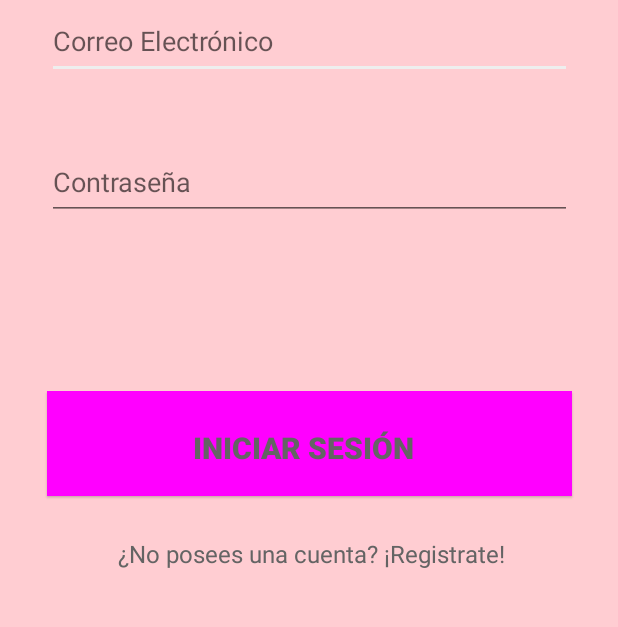
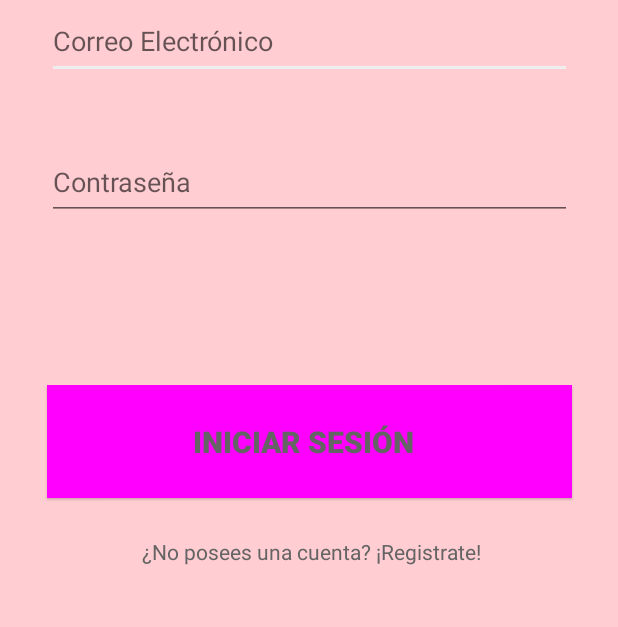
Before and after one commit to siguenza98/CatedraDSM, an Android app: the layout activity_login.xml on its own in the app's theme, with its tools: preview values and no code run, on a phone screen of 412 x 824 dp, the part 498-1125 px from its top. Run offline under Robolectric (Android 15) with nearby library versions, the phone set to English and light mode, and no system bars; network calls fail.

Commit message:
metodo login

```diff
--- a/app/src/main/res/layout/activity_login.xml
+++ b/app/src/main/res/layout/activity_login.xml
@@ -18,7 +18,7 @@
         app:layout_constraintStart_toStartOf="parent"
         app:layout_constraintTop_toTopOf="parent"
         app:layout_constraintVertical_bias="0.061"
-        tools:srcCompat="@mipmap/logo2" />
+        android:src="@mipmap/logo2" />
 
 
     <EditText
@@ -51,11 +51,10 @@
         app:layout_constraintVertical_bias="0.554" />
 
     <Button
-        android:id="@+id/btnCrearCuenta"
-        android:onClick="iniciarSesion"
+        android:id="@+id/btnLogin"
         style="@style/Widget.Material3.Button.ElevatedButton.Icon"
         android:layout_width="350dp"
-        android:layout_height="70dp"
+        android:layout_height="75dp"
         android:background="@color/terciario"
         android:textColor="@color/secundario"
         android:text="@string/login_iniciar_sesion"
@@ -71,12 +70,12 @@
 
     <TextView
         android:id="@+id/txtCrearCuenta"
-        android:layout_width="269dp"
+        android:layout_width="250dp"
         android:layout_height="33dp"
         android:text="@string/login_crear_cuenta"
         android:textAlignment="center"
         android:textColor="@color/secundario"
-        android:textSize="16sp"
+        android:textSize="14sp"
         app:layout_constraintBottom_toBottomOf="parent"
         app:layout_constraintEnd_toEndOf="parent"
         app:layout_constraintHorizontal_bias="0.509"
--- a/app/src/main/res/values-night/themes.xml
+++ b/app/src/main/res/values-night/themes.xml
@@ -1,6 +1,6 @@
 <resources xmlns:tools="http://schemas.android.com/tools">
     <!-- Base application theme. -->
-    <style name="Theme.CatedraDSM" parent="Theme.MaterialComponents.DayNight.DarkActionBar">
+    <style name="Theme.CatedraDSM" parent="Theme.MaterialComponents.DayNight.NoActionBar">
         <!-- Primary brand color. -->
         <item name="colorPrimary">@color/primario</item>
         <item name="colorPrimaryVariant">@color/secundario</item>
@@ -10,7 +10,7 @@
         <item name="colorSecondaryVariant">@color/card</item>
         <item name="colorOnSecondary">@color/texto</item>
         <!-- Status bar color. -->
-        <item name="android:statusBarColor" tools:targetApi="l">?attr/colorPrimaryVariant</item>
+        <item name="android:statusBarColor" tools:targetApi="l">?attr/colorPrimary</item>
         <!-- Customize your theme here. -->
     </style>
 </resources>
--- a/app/src/main/res/values/themes.xml
+++ b/app/src/main/res/values/themes.xml
@@ -1,6 +1,6 @@
 <resources xmlns:tools="http://schemas.android.com/tools">
     <!-- Base application theme. -->
-    <style name="Theme.CatedraDSM" parent="Theme.MaterialComponents.DayNight.DarkActionBar">
+    <style name="Theme.CatedraDSM" parent="Theme.MaterialComponents.DayNight.NoActionBar">
         <!-- Primary brand color. -->
         <item name="colorPrimary">@color/primario</item>
         <item name="colorPrimaryVariant">@color/secundario</item>
@@ -10,7 +10,7 @@
         <item name="colorSecondaryVariant">@color/card</item>
         <item name="colorOnSecondary">@color/texto</item>
         <!-- Status bar color. -->
-        <item name="android:statusBarColor" tools:targetApi="l">?attr/colorPrimaryVariant</item>
+        <item name="android:statusBarColor" tools:targetApi="l">?attr/colorPrimary</item>
         <!-- Customize your theme here. -->
     </style>
 </resources>
```
Also changed, not shown: app/src/main/AndroidManifest.xml (+6 -9 lines), app/src/main/java/sv/edu/udb/catedradsm/Login.java (+24 -3 lines), app/src/main/java/sv/edu/udb/catedradsm/controllers/UserController.java (+38 -3 lines).
